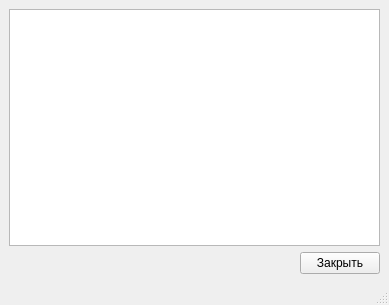
The window that terminal.ui (Orontion/Switch_Setting) describes before a commit, drawn with Qt 5.
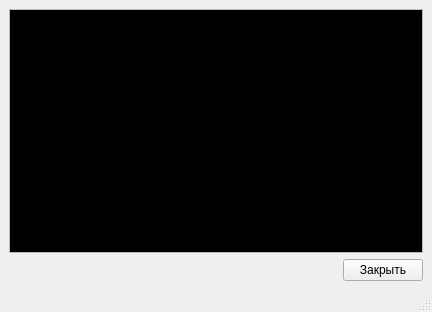
The same window after the commit.

Commit message: Подправил дизайн терминала

```diff
--- a/terminal.ui
+++ b/terminal.ui
@@ -6,8 +6,8 @@
    <rect>
     <x>0</x>
     <y>0</y>
-    <width>389</width>
-    <height>305</height>
+    <width>432</width>
+    <height>312</height>
    </rect>
   </property>
   <property name="windowTitle">
@@ -36,7 +36,87 @@
      </spacer>
     </item>
     <item row="0" column="0" colspan="2">
-     <widget class="QPlainTextEdit" name="txtEd_Term"/>
+     <widget class="QPlainTextEdit" name="txtEd_Term">
+      <property name="minimumSize">
+       <size>
+        <width>414</width>
+        <height>244</height>
+       </size>
+      </property>
+      <property name="palette">
+       <palette>
+        <active>
+         <colorrole role="Text">
+          <brush brushstyle="SolidPattern">
+           <color alpha="255">
+            <red>255</red>
+            <green>255</green>
+            <blue>255</blue>
+           </color>
+          </brush>
+         </colorrole>
+         <colorrole role="Base">
+          <brush brushstyle="SolidPattern">
+           <color alpha="255">
+            <red>0</red>
+            <green>0</green>
+            <blue>0</blue>
+           </color>
+          </brush>
+         </colorrole>
+        </active>
+        <inactive>
+         <colorrole role="Text">
+          <brush brushstyle="SolidPattern">
+           <color alpha="255">
+            <red>255</red>
+            <green>255</green>
+            <blue>255</blue>
+           </color>
+          </brush>
+         </colorrole>
+         <colorrole role="Base">
+          <brush brushstyle="SolidPattern">
+           <color alpha="255">
+            <red>0</red>
+            <green>0</green>
+            <blue>0</blue>
+           </color>
+          </brush>
+         </colorrole>
+        </inactive>
+        <disabled>
+         <colorrole role="Text">
+          <brush brushstyle="SolidPattern">
+           <color alpha="255">
+            <red>119</red>
+            <green>120</green>
+            <blue>120</blue>
+           </color>
+          </brush>
+         </colorrole>
+         <colorrole role="Base">
+          <brush brushstyle="SolidPattern">
+           <color alpha="255">
+            <red>239</red>
+            <green>240</green>
+            <blue>241</blue>
+           </color>
+          </brush>
+         </colorrole>
+        </disabled>
+       </palette>
+      </property>
+      <property name="font">
+       <font>
+        <family>Ubuntu</family>
+        <pointsize>12</pointsize>
+       </font>
+      </property>
+      <property name="autoFillBackground">
+       <bool>false</bool>
+      </property>
+     </widget>
     </item>
    </layout>
   </widget>
```
The commit also changes 1 other file.
